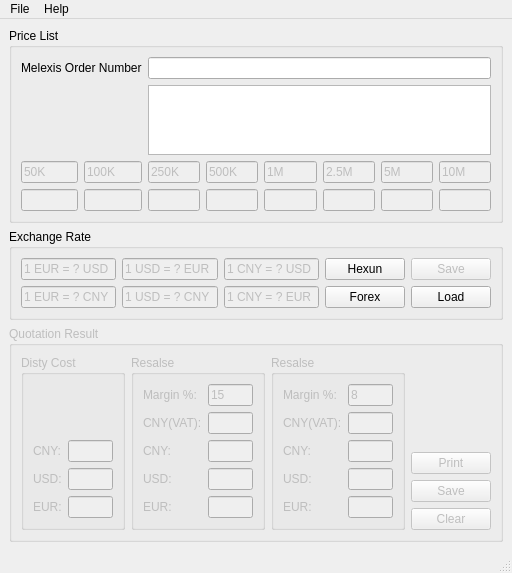
This is main_window.ui in lgnq/EasyQuotation as Qt 5 draws it before an edit. The edited form follows.
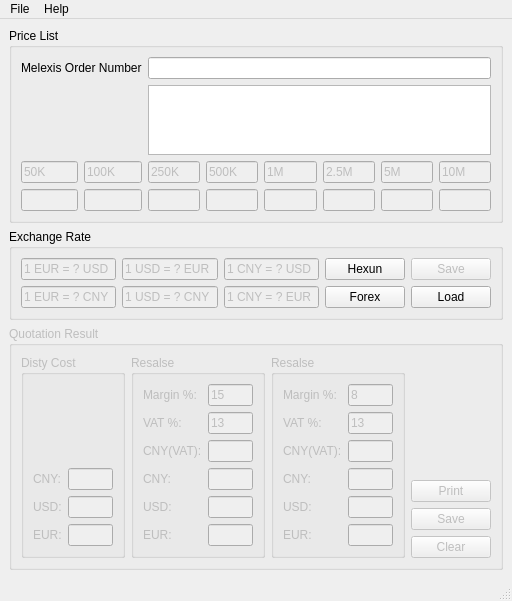
This is the edited form.

Commit message: add VAT customization option

Patch:
```diff
--- a/main_window.ui
+++ b/main_window.ui
@@ -10,7 +10,7 @@
     <x>0</x>
     <y>0</y>
     <width>512</width>
-    <height>530</height>
+    <height>556</height>
    </rect>
   </property>
   <property name="windowTitle">
@@ -379,76 +379,90 @@
           <string>Resalse</string>
          </property>
          <layout class="QGridLayout" name="gridLayout_2">
-          <item row="0" column="1">
-           <widget class="QLineEdit" name="margin_15">
-            <property name="text">
-             <string>15</string>
-            </property>
-           </widget>
-          </item>
-          <item row="0" column="0">
-           <widget class="QLabel" name="label_6">
-            <property name="text">
-             <string>Margin %:</string>
-            </property>
-           </widget>
-          </item>
-          <item row="7" column="0">
+          <item row="9" column="0">
            <widget class="QLabel" name="label_8">
             <property name="text">
              <string>EUR:</string>
             </property>
            </widget>
           </item>
-          <item row="7" column="1">
+          <item row="9" column="1">
            <widget class="QLineEdit" name="rs_eur_15">
             <property name="enabled">
              <bool>false</bool>
             </property>
            </widget>
           </item>
-          <item row="6" column="1">
+          <item row="4" column="1">
+           <widget class="QLineEdit" name="rs_cny_vat_15">
+            <property name="enabled">
+             <bool>false</bool>
+            </property>
+           </widget>
+          </item>
+          <item row="4" column="0">
+           <widget class="QLabel" name="label_16">
+            <property name="text">
+             <string>CNY(VAT):</string>
+            </property>
+           </widget>
+          </item>
+          <item row="8" column="1">
            <widget class="QLineEdit" name="rs_usd_15">
             <property name="enabled">
              <bool>false</bool>
             </property>
            </widget>
           </item>
-          <item row="4" column="1">
+          <item row="6" column="1">
            <widget class="QLineEdit" name="rs_cny_15">
             <property name="enabled">
              <bool>false</bool>
             </property>
            </widget>
           </item>
-          <item row="4" column="0">
+          <item row="6" column="0">
            <widget class="QLabel" name="label_9">
             <property name="text">
              <string>CNY:</string>
             </property>
            </widget>
           </item>
-          <item row="2" column="0">
-           <widget class="QLabel" name="label_16">
-            <property name="text">
-             <string>CNY(VAT):</string>
-            </property>
-           </widget>
-          </item>
-          <item row="2" column="1">
-           <widget class="QLineEdit" name="rs_cny_vat_15">
-            <property name="enabled">
-             <bool>false</bool>
-            </property>
-           </widget>
-          </item>
-          <item row="6" column="0">
+          <item row="8" column="0">
            <widget class="QLabel" name="label_7">
             <property name="text">
              <string>USD:</string>
             </property>
            </widget>
           </item>
+          <item row="1" column="1">
+           <widget class="QLineEdit" name="vat_13">
+            <property name="text">
+             <string>13</string>
+            </property>
+           </widget>
+          </item>
+          <item row="1" column="0">
+           <widget class="QLabel" name="label_10">
+            <property name="text">
+             <string>VAT %:</string>
+            </property>
+           </widget>
+          </item>
+          <item row="0" column="0">
+           <widget class="QLabel" name="label_6">
+            <property name="text">
+             <string>Margin %:</string>
+            </property>
+           </widget>
+          </item>
+          <item row="0" column="1">
+           <widget class="QLineEdit" name="margin_15">
+            <property name="text">
+             <string>15</string>
+            </property>
+           </widget>
+          </item>
          </layout>
         </widget>
        </item>
@@ -528,6 +542,20 @@
             </property>
            </widget>
           </item>
+          <item row="1" column="0">
+           <widget class="QLabel" name="label_11">
+            <property name="text">
+             <string>VAT %:</string>
+            </property>
+           </widget>
+          </item>
+          <item row="1" column="1">
+           <widget class="QLineEdit" name="vat_x">
+            <property name="text">
+             <string>13</string>
+            </property>
+           </widget>
+          </item>
          </layout>
         </widget>
        </item>
```
Left out of the diff: 67 changed lines with no effect on the pictures. The commit also changes 2 other files.
